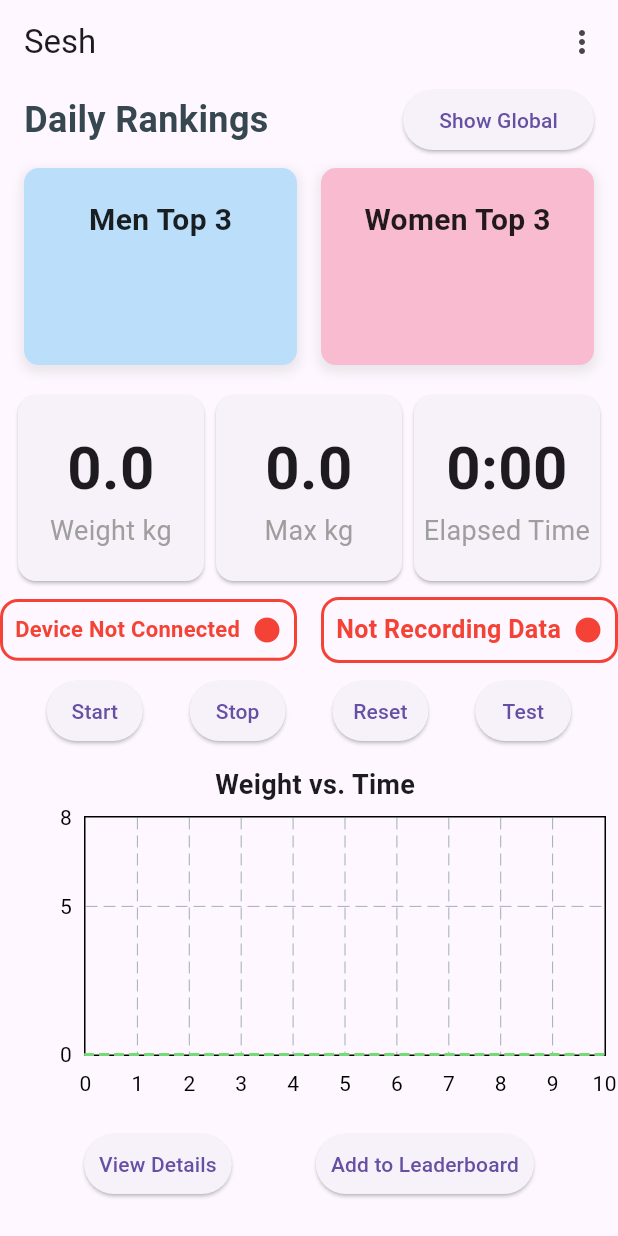
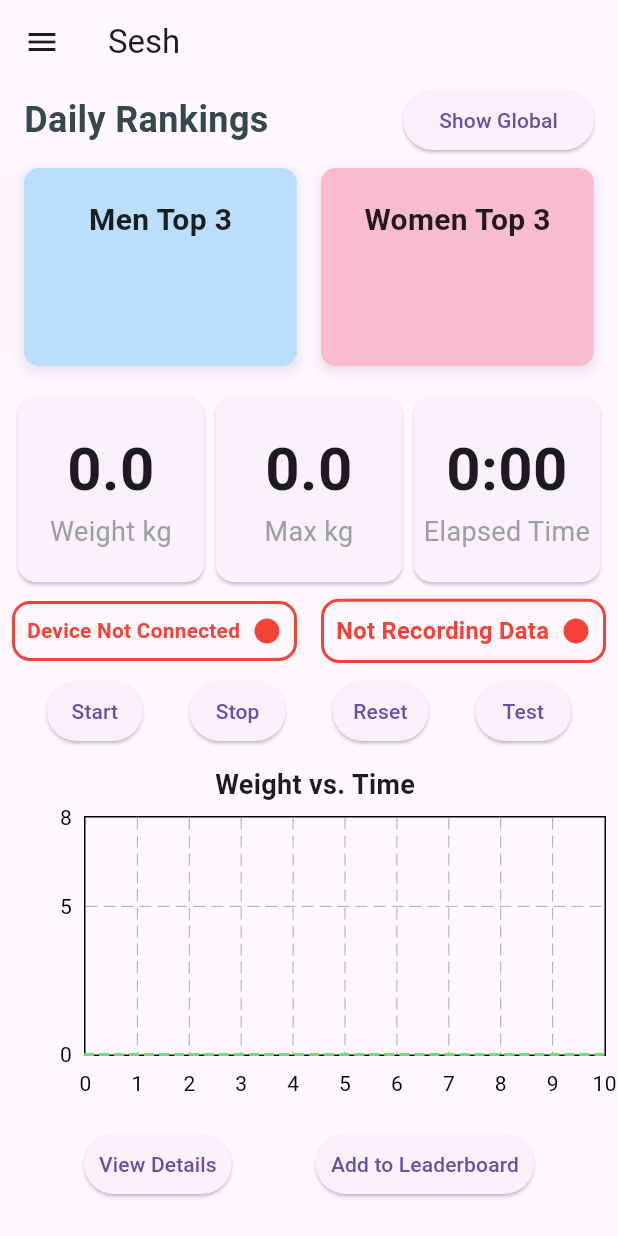
Before and after one commit to billykeyss/sesh-trainer, a Flutter app: the screen it shows after launch, on a phone screen of 412 x 824 dp. Run offline on Flutter 3.47's test engine with Material 3 defaults, Android fonts, the phone set to English and light mode, and no system bars; drawn by our look-alikes of fl_chart; our stand-ins replace drift, drift_sqflite, flutter_blue, permission_handler, screenshot, share_plus; missing offline and left inert: flutter_email_sender; accounts and stored records are empty; generated files the repository leaves out were written again; statements that could not run were skipped.

```diff
--- a/lib/main.dart
+++ b/lib/main.dart
@@ -1,15 +1,23 @@
 import 'package:ble_scale_app/providers/dyno_data_provider.dart';
 import 'package:flutter/material.dart';
+import 'package:path/path.dart';
 import 'screens/home_screen.dart';
 import 'package:provider/provider.dart';
 import 'providers/leaderboard_provider.dart';
 import 'package:path_provider/path_provider.dart';
 import 'dart:io';
-import 'package:path/path.dart';
+import 'package:flutter/services.dart';
 
 void main() async {
   WidgetsFlutterBinding.ensureInitialized();
-  // await deleteExistingDatabases();
+  // Check the platform before setting orientations
+  if (Platform.isIOS) {
+    // Set orientation preferences without using context
+    SystemChrome.setPreferredOrientations([
+      DeviceOrientation.portraitUp,
+      DeviceOrientation.portraitDown,
+    ]);
+  }
   runApp(
     MultiProvider(
       providers: [
@@ -37,6 +45,19 @@ Future<void> deleteExistingDatabases() async {
 class MyApp extends StatelessWidget {
   @override
   Widget build(BuildContext context) {
+    // Use MediaQuery to determine if the device is an iPad
+    final isIpad = _isRunningOnIpad(context);
+
+    // Allow landscape mode if it's an iPad
+    if (Platform.isIOS && isIpad) {
+      SystemChrome.setPreferredOrientations([
+        DeviceOrientation.portraitUp,
+        DeviceOrientation.portraitDown,
+        DeviceOrientation.landscapeLeft,
+        DeviceOrientation.landscapeRight,
+      ]);
+    }
+
     return MaterialApp(
       title: 'Scale App',
       theme: ThemeData(
@@ -46,3 +67,9 @@ class MyApp extends StatelessWidget {
     );
   }
 }
+
+bool _isRunningOnIpad(BuildContext context) {
+  // Use MediaQueryData to determine the device size
+  final mediaQuery = MediaQuery.of(context);
+  return mediaQuery.size.shortestSide >= 600;
+}
--- a/lib/screens/home_screen.dart
+++ b/lib/screens/home_screen.dart
@@ -260,47 +260,50 @@ class _ScaleHomePageState extends State<ScaleHomePage> {
     return Scaffold(
       appBar: AppBar(
         title: const Text('Sesh'),
-        actions: [
-          PopupMenuButton<String>(
-            onSelected: (value) {
-              switch (value) {
-                case 'Session Details':
+      ),
+      drawer: Drawer(
+        child: ListView(
+          padding: EdgeInsets.zero,
+          children: <Widget>[
+            DrawerHeader(
+              decoration: BoxDecoration(
+                color: Colors.blue,
+              ),
+              child: Text(
+                'Sesh',
+                style: TextStyle(
+                  color: Colors.white,
+                  fontSize: 24,
+                ),
+              ),
+            ),
+            ListTile(
+              leading: Icon(Icons.view_list),
+              title: Text('Session Details'),
+              onTap: () {
                 Navigator.push(
                   context,
                   MaterialPageRoute(
-                        builder: (context) => SavedSessionsPage()),
+                    builder: (context) => SavedSessionsPage(),
+                  ),
                 );
-                  break;
-                case 'Leaderboard':
-                  if (showLeaderboard) {
+              },
+            ),
+            if (showLeaderboard)
+              ListTile(
+                leading: Icon(Icons.leaderboard),
+                title: Text('Leaderboard'),
+                onTap: () {
                   Navigator.push(
                     context,
                     MaterialPageRoute(
-                          builder: (context) => LeaderboardPage()),
-                    );
-                  }
-                  break;
-              }
-            },
-            itemBuilder: (BuildContext context) {
-              List<PopupMenuEntry<String>> menuItems = [
-                PopupMenuItem<String>(
-                  value: 'Session Details',
-                  child: Text('Session Details view'),
-                ),
-              ];
-              if (showLeaderboard) {
-                menuItems.add(
-                  PopupMenuItem<String>(
-                    value: 'Leaderboard',
-                    child: Text('Leaderboard view'),
+                      builder: (context) => LeaderboardPage(),
                     ),
                   );
-              }
-              return menuItems;
                 },
               ),
           ],
+        ),
       ),
       body: Column(
         children: [
--- a/lib/widgets/status_icon_bar.dart
+++ b/lib/widgets/status_icon_bar.dart
@@ -9,7 +9,9 @@ class StatusIconBar extends StatelessWidget {
       builder: (context, dynoDataProvider, child) {
         int lastDataReceivedTime = dynoDataProvider.lastDataReceivedTime;
 
-        bool isDeviceConnected = DateTime.now().millisecondsSinceEpoch - lastDataReceivedTime < 100000;
+        bool isDeviceConnected =
+            DateTime.now().millisecondsSinceEpoch - lastDataReceivedTime <
+                100000;
         bool isRecording = dynoDataProvider.recordData;
 
         return Row(
@@ -19,8 +21,8 @@ class StatusIconBar extends StatelessWidget {
             Expanded(
               child: Container(
                 padding: const EdgeInsets.all(8.0), // Padding inside the border
-                margin: const EdgeInsets.only(
-                    right: 8.0), // Margin to separate the two sections
+                margin: const EdgeInsets.symmetric(
+                    horizontal: 8.0), // Add margin to both left and right
                 decoration: BoxDecoration(
                   borderRadius: BorderRadius.circular(12.0),
                   border: Border.all(
@@ -32,19 +34,24 @@ class StatusIconBar extends StatelessWidget {
                   children: [
                     Expanded(
                       child: FittedBox(
-                        fit: BoxFit.scaleDown, // Scale text to fit within the container
+                        fit: BoxFit
+                            .scaleDown, // Scale text to fit within the container
                         child: Text(
-                          isDeviceConnected ? 'Device Connected' : 'Device Not Connected',
+                          isDeviceConnected
+                              ? 'Device Connected'
+                              : 'Device Not Connected',
                           style: TextStyle(
                             fontSize: 18,
                             fontWeight: FontWeight.bold,
-                            color: isDeviceConnected ? Colors.green : Colors.red,
+                            color:
+                                isDeviceConnected ? Colors.green : Colors.red,
                           ),
                         ),
                       ),
                     ),
                     Padding(
-                      padding: const EdgeInsets.only(left: 8.0), // Space between text and dot
+                      padding: const EdgeInsets.only(
+                          left: 8.0), // Space between text and dot
                       child: Icon(
                         Icons.circle,
                         color: isDeviceConnected ? Colors.green : Colors.red,
@@ -59,8 +66,8 @@ class StatusIconBar extends StatelessWidget {
             Expanded(
               child: Container(
                 padding: const EdgeInsets.all(8.0), // Padding inside the border
-                margin: const EdgeInsets.only(
-                    left: 8.0), // Margin to separate the two sections
+                margin: const EdgeInsets.symmetric(
+                    horizontal: 8.0), // Add margin to both left and right
                 decoration: BoxDecoration(
                   borderRadius: BorderRadius.circular(12.0),
                   border: Border.all(
@@ -72,7 +79,8 @@ class StatusIconBar extends StatelessWidget {
                   children: [
                     Expanded(
                       child: FittedBox(
-                        fit: BoxFit.scaleDown, // Scale text to fit within the container
+                        fit: BoxFit
+                            .scaleDown, // Scale text to fit within the container
                         child: Text(
                           isRecording ? 'Recording Data' : 'Not Recording Data',
                           style: TextStyle(
@@ -84,14 +92,16 @@ class StatusIconBar extends StatelessWidget {
                       ),
                     ),
                     Padding(
-                      padding: const EdgeInsets.only(left: 8.0), // Space between text and icon
+                      padding: const EdgeInsets.only(
+                          left: 8.0), // Space between text and icon
                       child: isRecording
                           ? SizedBox(
                               width: 20,
                               height: 20,
                               child: CircularProgressIndicator(
                                 strokeWidth: 2,
-                                valueColor: AlwaysStoppedAnimation<Color>(Colors.green),
+                                valueColor:
+                                    AlwaysStoppedAnimation<Color>(Colors.green),
                               ),
                             )
                           : Icon(
```
Also changed, not shown: pubspec.yaml (+7 -0 lines), assets/icon/app_icon.png (added), assets/icon/sesh_logo_black_square.png (added), pubspec.lock, 24 other files. Lines whose indentation alone changed are shown as unchanged.
